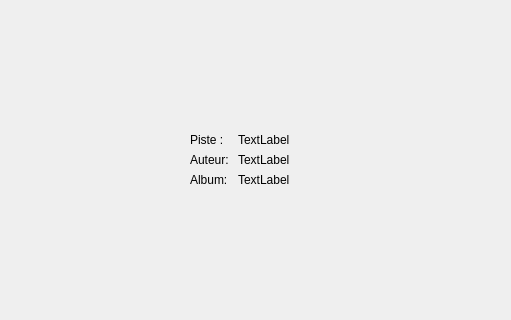
The window that client/mainwindow.ui (werew/mpv-gui) describes before a commit, drawn with Qt 5; both pictures show x 636 to 1147 and y 130 to 450 of the 1147 by 593 pixel window.
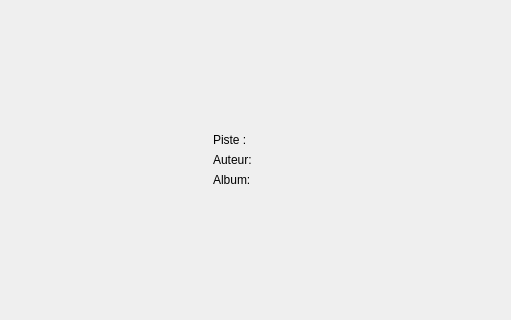
The same window after the commit. Icons and pictures are not drawn. Custom widgets are drawn as their Qt base class.

What changed in the file:
```diff
--- a/client/mainwindow.ui
+++ b/client/mainwindow.ui
@@ -191,7 +191,7 @@
               </size>
              </property>
              <property name="text">
-              <string>TextLabel</string>
+              <string notr="true"/>
              </property>
             </widget>
            </item>
@@ -209,7 +209,7 @@
            <item>
             <widget class="QLabel" name="author">
              <property name="text">
-              <string>TextLabel</string>
+              <string notr="true"/>
              </property>
             </widget>
            </item>
@@ -227,7 +227,7 @@
            <item>
             <widget class="QLabel" name="album">
              <property name="text">
-              <string>TextLabel</string>
+              <string notr="true"/>
              </property>
              <property name="wordWrap">
               <bool>false</bool>
```
Left out of the diff: 4 changed lines with no effect on the pictures.
